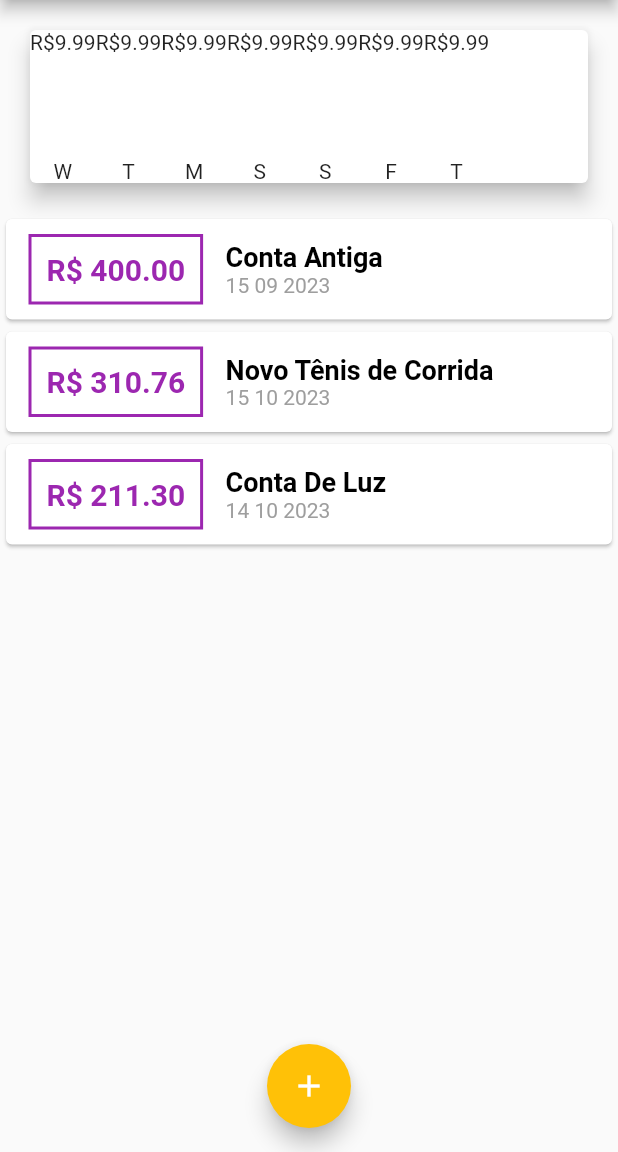
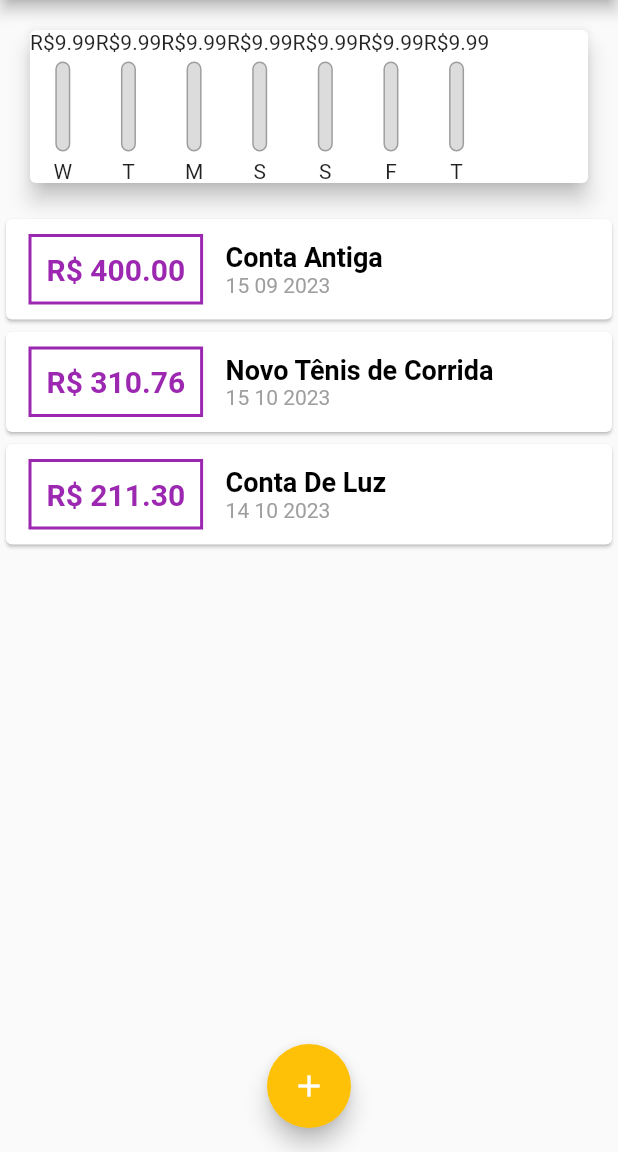
Before and after one commit to TewSantos/App_Despesas, a Flutter app: the screen it shows after launch, on a phone screen of 412 x 824 dp, the part 84-1236 px from its top. Run offline on Flutter 3.47's test engine with Material 2 defaults, Android fonts, the phone set to English and light mode, and no system bars; Roboto replaces fonts that are missing (OpenSans).

Commit message:
Ajustando gráfico

```diff
--- a/lib/components/chart_bar.dart
+++ b/lib/components/chart_bar.dart
@@ -18,14 +18,37 @@ class ChartBar extends StatelessWidget {
       children: [
         Text('R\$${value!.toStringAsFixed(2)}'),
         const SizedBox(height: 5),
-        const SizedBox(
+        Container(
           height: 60,
           width: 10,
-          child: null,
-        ),
+          child: Stack(
+            alignment: Alignment.bottomCenter,
+            children: [
+              Container(
+                decoration: BoxDecoration(
+                  border: Border.all(
+                    color:Colors.grey,
+                    width: 1.0,
+                  ),
+                  color: Color.fromRGBO(220, 220, 220, 1),
+                  borderRadius: BorderRadius.circular(5),
+                ),
+              ),
+              FractionallySizedBox(
+                heightFactor: percentage,
+                child: Container(
+                  decoration: BoxDecoration(
+                    color: Theme.of(context).primaryColor,
+                  borderRadius: BorderRadius.circular(5),
+                  ),
+                ),
+              )
+            ],
+            )
+          ),
         SizedBox(height: 5),
         Text(label!),
-      ],
+      ]
     );
   }
 }
```
